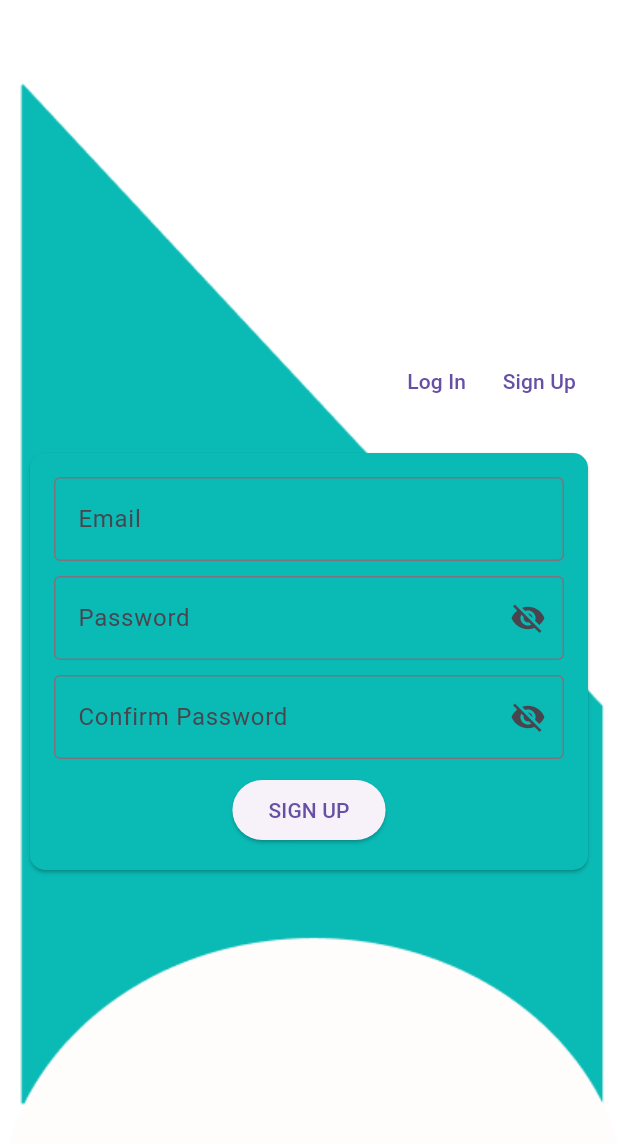
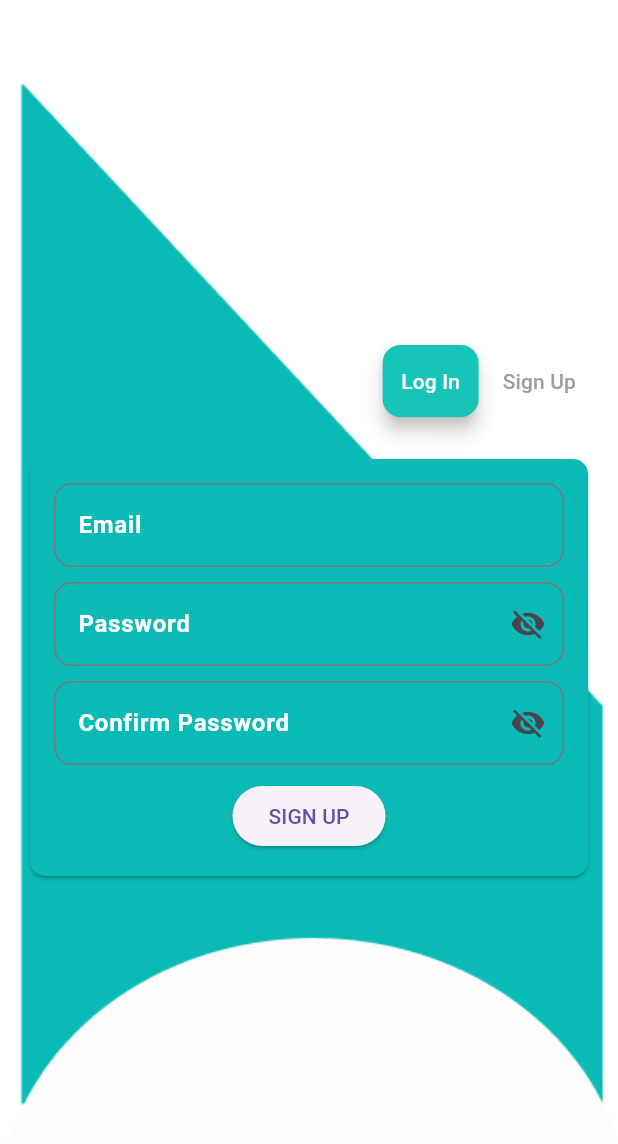
Before and after one commit to OmerFShuhag/Insight, a Flutter app: the ForgetPassword screen opened by its route, after a tap on "Send Reset Link", after a tap on "Back to Login", after a tap on "SignUp", on a phone screen of 412 x 824 dp. Shown: the top 1144 px of the screen. Run offline on Flutter 3.47's test engine with Material 3 defaults, Android fonts, the phone set to English and light mode, and no system bars; our stand-ins replace cloud_firestore, curved_navigation_bar, firebase_auth, firebase_core, fluttertoast, google_generative_ai and 2 more; accounts and stored records are empty.

Commit message:
Enhance UI of sign-up, login, and forget password pages with improved styling and visibility features

```diff
--- a/lib/intro/SignUpPage.dart
+++ b/lib/intro/SignUpPage.dart
@@ -15,9 +15,8 @@ class _SignUpPageState extends State<SignUpPage> {
   final TextEditingController confirmPasswordController =
       TextEditingController();
   final _formkey = GlobalKey<FormState>();
-  bool _passwordVisible = false; // Tracks visibility of the password field
-  bool _confirmPasswordVisible =
-      false; // Tracks visibility of the confirm password field
+  bool _passwordVisible = false;
+  bool _confirmPasswordVisible = false;
 
   @override
   Widget build(BuildContext context) {
@@ -69,17 +68,25 @@ class _SignUpPageState extends State<SignUpPage> {
     return Row(
       mainAxisAlignment: MainAxisAlignment.end,
       children: [
-        TextButton(
-          onPressed: () {
-            Navigator.pushNamed(context, '/login');
-          },
-          child: const Text('Log In'),
+        Card(
+          elevation: 5.0,
+          color: const Color.fromARGB(255, 22, 197, 183),
+          child: TextButton(
+            onPressed: () {
+              Navigator.pushNamed(context, '/login');
+            },
+            child: const Text(
+              'Log In',
+              style: TextStyle(color: Colors.white),
+            ),
+          ),
         ),
         TextButton(
-          onPressed: () {
-            // Remain on the current screen
-          },
-          child: const Text('Sign Up'),
+          onPressed: () {},
+          child: const Text(
+            'Sign Up',
+            style: TextStyle(color: Colors.grey),
+          ),
         ),
       ],
     );
@@ -126,9 +133,18 @@ class _SignUpPageState extends State<SignUpPage> {
     return TextFormField(
       autovalidateMode: AutovalidateMode.onUserInteraction,
       controller: emailController,
-      decoration: const InputDecoration(
+      decoration: InputDecoration(
         labelText: 'Email',
-        border: OutlineInputBorder(),
+        labelStyle:
+            const TextStyle(fontWeight: FontWeight.bold, color: Colors.white),
+        border: OutlineInputBorder(
+          borderRadius: BorderRadius.circular(12.0),
+        ),
+        focusedBorder: OutlineInputBorder(
+          borderRadius: BorderRadius.circular(12.0),
+          borderSide: const BorderSide(
+              color: Color.fromARGB(255, 15, 105, 96), width: 2),
+        ),
       ),
       validator: (value) {
         return Validators.validateEmail(value ?? '');
@@ -142,7 +158,15 @@ class _SignUpPageState extends State<SignUpPage> {
       controller: passwordController,
       decoration: InputDecoration(
         labelText: 'Password',
-        border: const OutlineInputBorder(),
+        labelStyle: TextStyle(fontWeight: FontWeight.bold, color: Colors.white),
+        border: OutlineInputBorder(
+          borderRadius: BorderRadius.circular(12.0),
+        ),
+        focusedBorder: OutlineInputBorder(
+          borderRadius: BorderRadius.circular(12.0),
+          borderSide: const BorderSide(
+              color: Color.fromARGB(255, 15, 105, 96), width: 2),
+        ),
         suffixIcon: IconButton(
           icon: Icon(
             _passwordVisible ? Icons.visibility : Icons.visibility_off,
@@ -158,8 +182,7 @@ class _SignUpPageState extends State<SignUpPage> {
       validator: (value) {
         return Validators.validatePassword(value ?? '');
       },
-      obscureText:
-          !_passwordVisible, // Hide/show password based on _passwordVisible
+      obscureText: !_passwordVisible,
     );
   }
 
@@ -169,7 +192,15 @@ class _SignUpPageState extends State<SignUpPage> {
       controller: confirmPasswordController,
       decoration: InputDecoration(
         labelText: 'Confirm Password',
-        border: const OutlineInputBorder(),
+        labelStyle: TextStyle(fontWeight: FontWeight.bold, color: Colors.white),
+        border: OutlineInputBorder(
+          borderRadius: BorderRadius.circular(12.0),
+        ),
+        focusedBorder: OutlineInputBorder(
+          borderRadius: BorderRadius.circular(12.0),
+          borderSide: const BorderSide(
+              color: Color.fromARGB(255, 15, 105, 96), width: 2),
+        ),
         suffixIcon: IconButton(
           icon: Icon(
             _confirmPasswordVisible ? Icons.visibility : Icons.visibility_off,
--- a/lib/intro/forget_password_page.dart
+++ b/lib/intro/forget_password_page.dart
@@ -68,7 +68,7 @@ class _ForgetPasswordState extends State<ForgetPassword> {
       'Forget Password',
       style: TextStyle(
         fontSize: 24,
-        color: Color.fromARGB(255, 128, 12, 173),
+        color: Color.fromARGB(255, 255, 255, 255),
       ),
     );
   }
@@ -81,8 +81,14 @@ class _ForgetPasswordState extends State<ForgetPassword> {
       keyboardType: TextInputType.emailAddress,
       decoration: InputDecoration(
         labelText: 'Email',
+        labelStyle: TextStyle(fontWeight: FontWeight.bold, color: Colors.white),
         border: OutlineInputBorder(
-          borderRadius: BorderRadius.circular(10.0),
+          borderRadius: BorderRadius.circular(12.0),
+        ),
+        focusedBorder: OutlineInputBorder(
+          borderRadius: BorderRadius.circular(12.0),
+          borderSide: const BorderSide(
+              color: Color.fromARGB(255, 15, 105, 96), width: 2),
         ),
       ),
       validator: (value) {
@@ -102,7 +108,10 @@ class _ForgetPasswordState extends State<ForgetPassword> {
           );
         }
       },
-      child: const Text('Send Reset Link'),
+      child: const Text(
+        'Send Reset Link',
+        style: TextStyle(color: Colors.teal),
+      ),
     );
   }
 
--- a/lib/intro/login.dart
+++ b/lib/intro/login.dart
@@ -57,14 +57,23 @@ class _LoginState extends State<Login> {
       children: [
         TextButton(
           onPressed: () {},
-          child: const Text('Log In'),
+          child: const Text(
+            'Sign In',
+            style: TextStyle(color: Colors.grey),
+          ),
         ),
-        TextButton(
-          onPressed: () {
-            Navigator.pushReplacementNamed(context, '/signup');
-          },
-          child: const Text("SignUp"),
-        ),
+        Card(
+            elevation: 5.0,
+            color: Color.fromARGB(255, 22, 197, 183),
+            child: TextButton(
+              onPressed: () {
+                Navigator.pushReplacementNamed(context, '/signup');
+              },
+              child: const Text(
+                "SignUp",
+                style: TextStyle(color: Colors.white),
+              ),
+            )),
       ],
     );
   }
@@ -100,9 +109,19 @@ class _LoginState extends State<Login> {
     return TextFormField(
       autovalidateMode: AutovalidateMode.onUserInteraction,
       controller: emailController,
-      decoration: const InputDecoration(
+      decoration: InputDecoration(
         labelText: 'Email',
-        border: OutlineInputBorder(),
+        labelStyle: TextStyle(
+            fontWeight: FontWeight.bold,
+            color: const Color.fromARGB(255, 255, 255, 255)),
+        border: OutlineInputBorder(
+          borderRadius: BorderRadius.circular(12.0),
+        ),
+        focusedBorder: OutlineInputBorder(
+          borderRadius: BorderRadius.circular(12.0),
+          borderSide: const BorderSide(
+              color: Color.fromARGB(255, 15, 105, 96), width: 2),
+        ),
       ),
       validator: (value) {
         return Validators.validateEmail(value ?? '');
@@ -118,7 +137,15 @@ class _LoginState extends State<Login> {
       obscureText: !_isPasswordVisible,
       decoration: InputDecoration(
         labelText: 'Password',
-        border: const OutlineInputBorder(),
+        labelStyle: TextStyle(fontWeight: FontWeight.bold, color: Colors.white),
+        border: OutlineInputBorder(
+          borderRadius: BorderRadius.circular(12.0),
+        ),
+        focusedBorder: OutlineInputBorder(
+          borderRadius: BorderRadius.circular(12.0),
+          borderSide: const BorderSide(
+              color: Color.fromARGB(255, 15, 105, 96), width: 2),
+        ),
         suffixIcon: IconButton(
           icon: Icon(
             _isPasswordVisible ? Icons.visibility : Icons.visibility_off,
```
